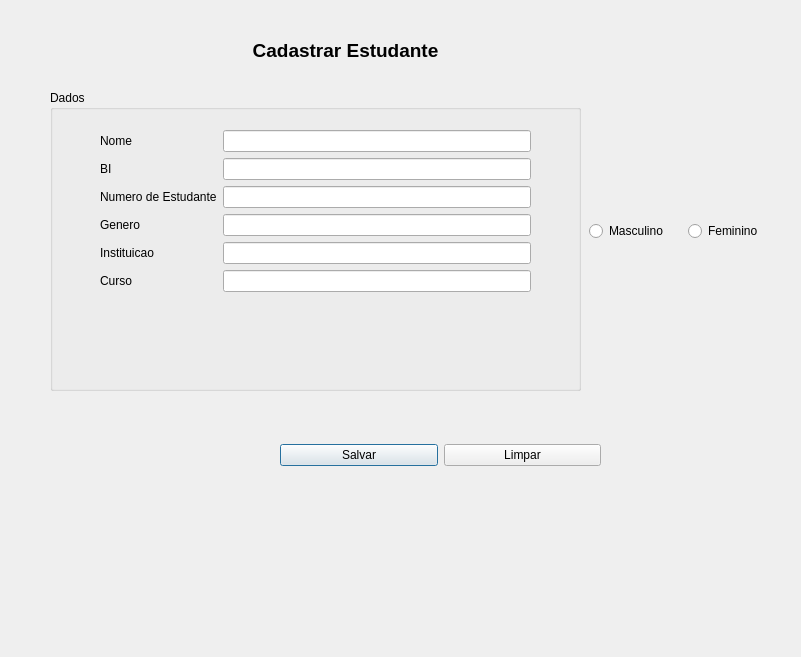
Qt form ProjectoCpp/frmestudante.ui (ltsaiete/conta-estudante) before a commit.
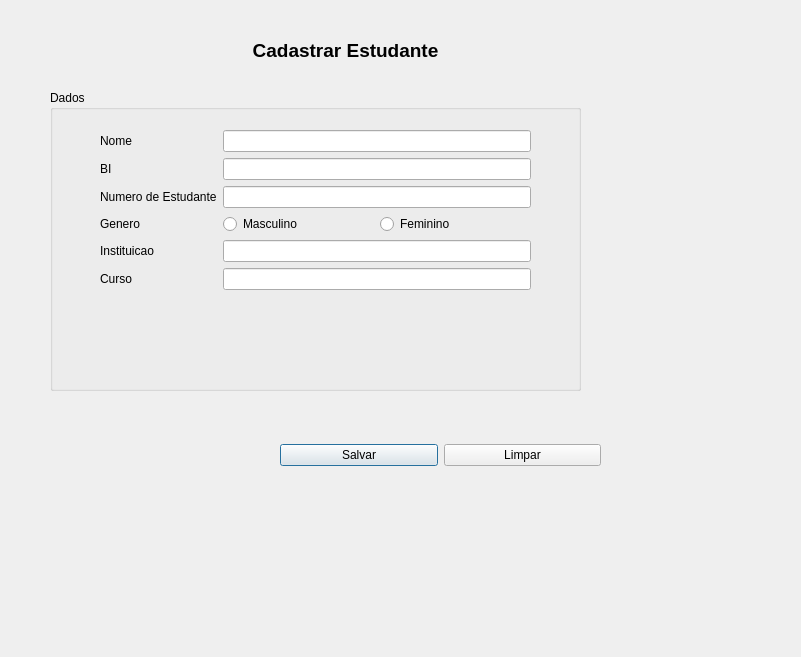
The same form after that commit.

The edit to the form file:
```diff
--- a/ProjectoCpp/frmestudante.ui
+++ b/ProjectoCpp/frmestudante.ui
@@ -133,15 +133,6 @@
        </property>
       </widget>
      </item>
-     <item row="3" column="1">
-      <widget class="QLineEdit" name="txtGenero">
-       <property name="font">
-        <font>
-         <pointsize>9</pointsize>
-        </font>
-       </property>
-      </widget>
-     </item>
      <item row="4" column="0">
       <widget class="QLabel" name="label_6">
        <property name="font">
@@ -184,6 +175,24 @@
        </property>
       </widget>
      </item>
+     <item row="3" column="1">
+      <layout class="QHBoxLayout" name="horizontalLayout_2">
+       <item>
+        <widget class="QRadioButton" name="rbMasc">
+         <property name="text">
+          <string>Masculino</string>
+         </property>
+        </widget>
+       </item>
+       <item>
+        <widget class="QRadioButton" name="rbFem">
+         <property name="text">
+          <string>Feminino</string>
+         </property>
+        </widget>
+       </item>
+      </layout>
+     </item>
     </layout>
    </widget>
   </widget>
@@ -213,32 +222,6 @@
     </item>
    </layout>
   </widget>
-  <widget class="QWidget" name="">
-   <property name="geometry">
-    <rect>
-     <x>589</x>
-     <y>220</y>
-     <width>191</width>
-     <height>22</height>
-    </rect>
-   </property>
-   <layout class="QHBoxLayout" name="horizontalLayout_2">
-    <item>
-     <widget class="QRadioButton" name="rbMasc">
-      <property name="text">
-       <string>Masculino</string>
-      </property>
-     </widget>
-    </item>
-    <item>
-     <widget class="QRadioButton" name="rbFem">
-      <property name="text">
-       <string>Feminino</string>
-      </property>
-     </widget>
-    </item>
-   </layout>
-  </widget>
  </widget>
  <tabstops>
   <tabstop>txtNome</tabstop>
```
Left out of the diff: 1 changed line with no effect on the pictures.
